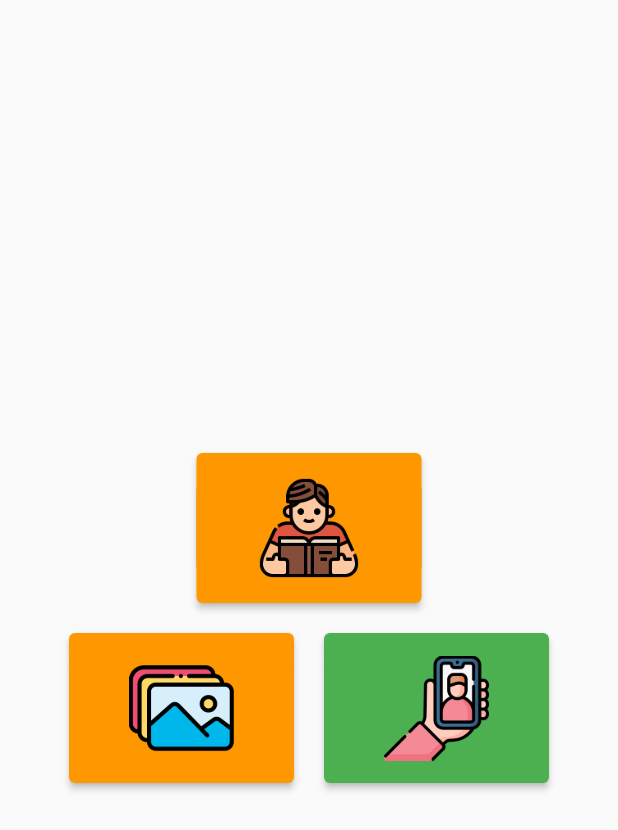
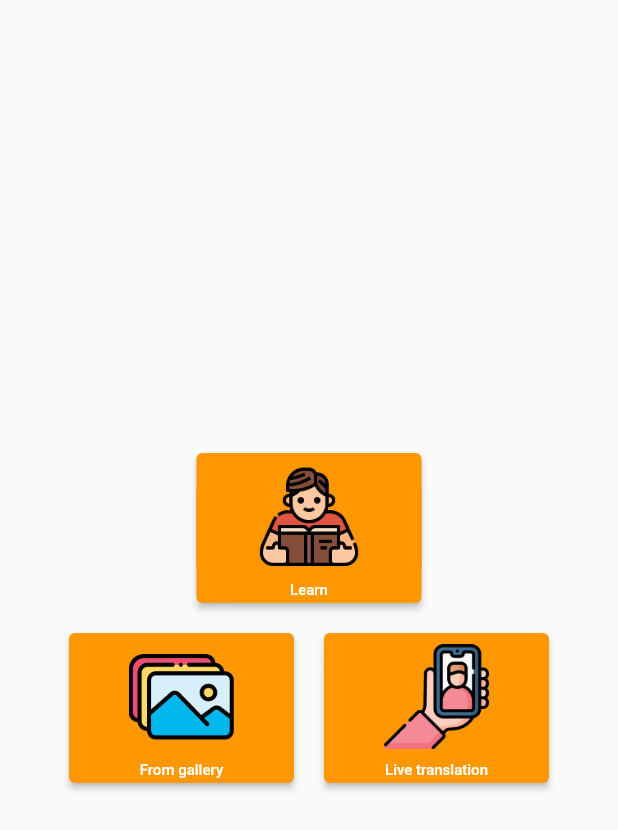
Before and after one commit to Genics85/sign-language-translator, a Flutter app: the screen it shows after launch, on a phone screen of 412 x 824 dp. Shown: the top 830 px of the screen. Run offline on Flutter 3.47's test engine with Material 2 defaults, Android fonts, the light colour scheme and no system bars; our stand-ins replace camera, carousel_slider, image_picker, smooth_page_indicator; missing offline and left inert: tflite.

```diff
--- a/assets/labels.txt
+++ b/assets/labels.txt
@@ -1,2 +1,2 @@
-0 A
-1 B
+A
+B
--- a/lib/app_text.dart
+++ b/lib/app_text.dart
@@ -1,9 +1,10 @@
 import 'package:flutter/material.dart';
 
 class AppText extends StatelessWidget {
-  AppText({Key? key, required this.text, this.color = Colors.black})
+  AppText(
+      {Key? key, required this.text, this.color = Colors.black, this.size = 16})
       : super(key: key);
-
+  double size;
   String text;
   Color color;
 
@@ -13,7 +14,7 @@ class AppText extends StatelessWidget {
       text,
       style: TextStyle(
         color: color,
-        fontSize: 16,
+        fontSize:size,
       ),
     );
   }
--- a/lib/buttons.dart
+++ b/lib/buttons.dart
@@ -1,15 +1,24 @@
 import "package:flutter/material.dart";
+import 'package:signintepreter/app_text.dart';
 
 class Button extends StatelessWidget {
   Button(
       {Key? key,
+      this.text = '',
       required this.onpress,
       required this.image,
-      this.width=150,
-      this.height=100,
+      this.imageHeight = 80,
+      this.imageWidth = 70,
+      this.label ="nothing",
+      this.width = 150,
+      this.height = 100,
       this.color = Colors.orange})
       : super(key: key);
+  String label;
+  double imageWidth;
+  double imageHeight;
   String image;
+  String text;
   VoidCallback onpress;
   Color color;
   double width;
@@ -26,11 +35,18 @@ class Button extends StatelessWidget {
         style: ButtonStyle(
           backgroundColor: MaterialStateProperty.all<Color>(color),
         ),
-        child: Container(
-            width: 70,
-            height: 80,
-            decoration: BoxDecoration(
-                image: DecorationImage(image: AssetImage(image)))),
+        child: Column(
+          mainAxisAlignment: MainAxisAlignment.center,
+          children: [
+            Container(
+                width: imageWidth,
+                height: imageHeight,
+                decoration: BoxDecoration(
+                    image: DecorationImage(image: AssetImage(image)))),
+            SizedBox(height: 3),
+            AppText(text:label, size: 10, color: Colors.white)
+          ],
+        ),
       ),
     );
   }
--- a/lib/carousel.dart
+++ b/lib/carousel.dart
@@ -40,6 +40,7 @@ class _CarouselsState extends State<Carousels> {
   @override
   Widget build(BuildContext context) {
     return Container(
+      margin: EdgeInsets.only(top: 40),
       child: Column(
         children: [
           CarouselSlider.builder(
@@ -69,11 +70,14 @@ class _CarouselsState extends State<Carousels> {
   Widget buildImage(String imageUrl, int index, String label) {
     return Container(
       child: Container(
+        alignment: Alignment.bottomCenter,
+        width: 350,
         margin: EdgeInsets.symmetric(horizontal: 5),
         decoration: BoxDecoration(
             borderRadius: BorderRadius.circular(10),
             image: DecorationImage(
                 image: AssetImage(imageUrl), fit: BoxFit.cover)),
+        child: AppText(text:numbers[index],color:Colors.white,size:35),
       ),
     );
   }
--- a/lib/launch_page.dart
+++ b/lib/launch_page.dart
@@ -3,6 +3,7 @@ import 'package:camera/camera.dart';
 import 'package:flutter/material.dart';
 import 'package:image_picker/image_picker.dart';
 import 'package:signintepreter/buttons.dart';
+import 'app_text.dart';
 import 'camera_page.dart';
 import 'package:tflite/tflite.dart';
 
@@ -62,6 +63,7 @@ class _LaunchPageState extends State<LaunchPage> {
                             crossAxisAlignment: CrossAxisAlignment.center,
                             children: [
                               Button(
+                                label: "Learn",
                                 onpress: () {
                                    Navigator.push(
                                           context,
@@ -76,6 +78,7 @@ class _LaunchPageState extends State<LaunchPage> {
                                   mainAxisAlignment: MainAxisAlignment.center,
                                   children: [
                                     Button(
+                                      label: "From gallery",
                                       image: "images/gallery.png",
                                       onpress: () {
                                         pickImage();
@@ -83,8 +86,8 @@ class _LaunchPageState extends State<LaunchPage> {
                                     ),
                                     const SizedBox(width: 20),
                                     Button(
+                                      label: "Live translation",
                                       image: "images/video.png",
-                                      color: Colors.green,
                                       onpress: () async {
                                         await availableCameras()
                                             .then((value) => Navigator.push(
@@ -112,7 +115,7 @@ class _LaunchPageState extends State<LaunchPage> {
                                     ? Image.file(File(_image!.path))
                                     : Container()),
                             _outputs != null
-                                ? Text("${_outputs[0]["label"]}")
+                                ? AppText(text:"${_outputs[0]["label"]}",size: 60,)
                                 : Container(),
                             Container(
                               margin: EdgeInsets.only(bottom: 40,left: 15,right:15 ),
@@ -120,6 +123,9 @@ class _LaunchPageState extends State<LaunchPage> {
                                 mainAxisAlignment: MainAxisAlignment.center,
                                 children: [
                                   Button(
+                                    label: 'Learn',
+                                    imageHeight: 50,
+                                    imageWidth:50,
                                     width: 100,
                                     height:75,
                                     onpress: () {
@@ -133,6 +139,9 @@ class _LaunchPageState extends State<LaunchPage> {
                                   ),
                                   const SizedBox(width: 10,),
                                   Button(
+                                    label:"From gallery",
+                                    imageHeight: 50,
+                                    imageWidth:50,
                                     width: 100,
                                     height:75,
                                     image: "images/gallery.png",
@@ -143,10 +152,12 @@ class _LaunchPageState extends State<LaunchPage> {
                                   ),
                                   const SizedBox(width: 10),
                                   Button(
+                                    label: "Live ",
+                                    imageHeight: 50,
+                                    imageWidth:50,
                                     width: 100,
                                     height:75,
                                     image: "images/video.png",
-                                    color: Colors.green,
                                     onpress: () async {
                                       await availableCameras()
                                           .then((value) => Navigator.push(
--- a/lib/learning_page.dart
+++ b/lib/learning_page.dart
@@ -21,6 +21,7 @@ class _LearningState extends State<Learning> {
               mainAxisAlignment: MainAxisAlignment.center,
               children: [
                 Button(
+                  label: "Numbers",
                     onpress: () {
                       Navigator.push(context,
                           MaterialPageRoute(builder: (Context) => Alphabet()));
@@ -29,7 +30,7 @@ class _LearningState extends State<Learning> {
                 const SizedBox(
                   height: 20,
                 ),
-                Button(onpress: () {}, image: "images/alphabet.png")
+                Button(label: "Alphabets",onpress: () {}, image: "images/alphabet.png")
               ],
             ),
           ),
```
